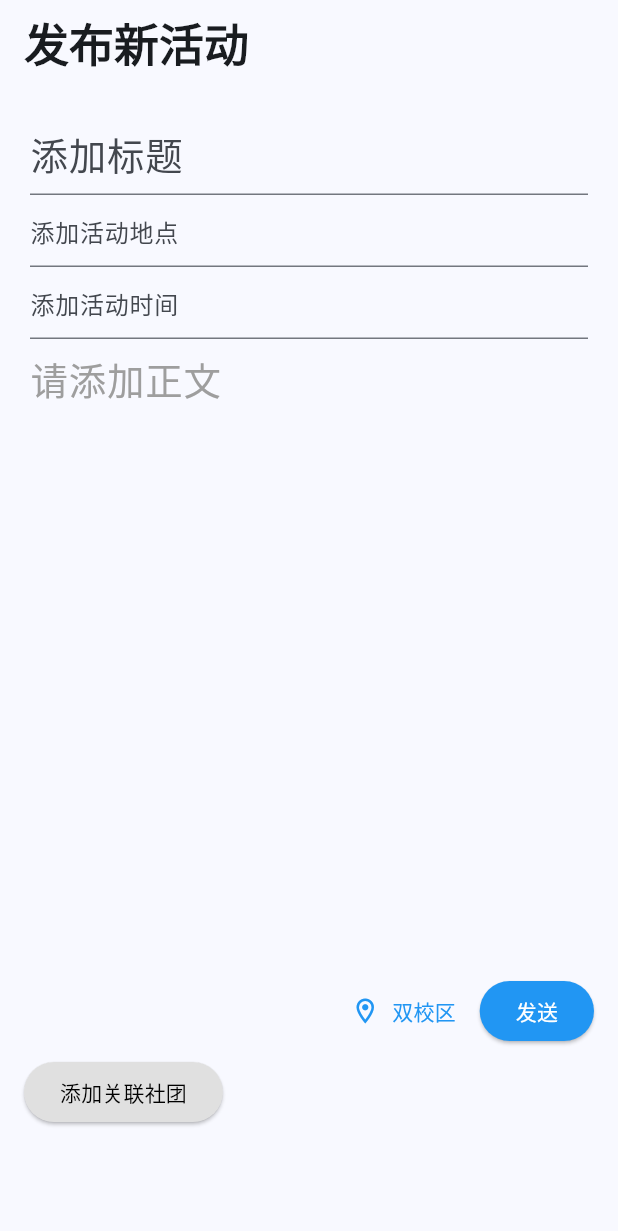
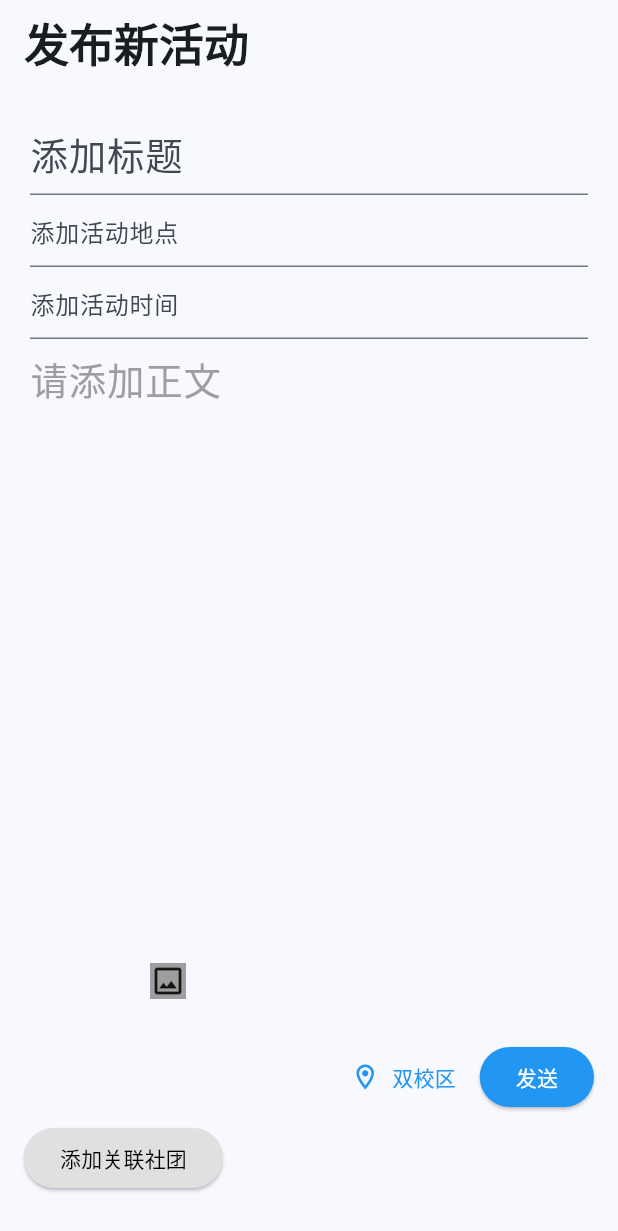
Before and after one commit to Zjerrry/Campus-registration-, a Flutter app: the _Body screen opened directly, on a phone screen of 412 x 824 dp. Shown: the top 1231 px of the screen. Run offline on Flutter 3.47's test engine with Material 3 defaults, Android fonts, the phone set to English and light mode, and no system bars; our stand-ins replace permission_handler, shared_preferences; missing offline and left inert: wechat_assets_picker; accounts and stored records are empty.

Commit message:
3.23，图片选择，显示和提交未完成，依赖库文件上传

```diff
--- a/lib/routes/Event Release.dart
+++ b/lib/routes/Event Release.dart
@@ -1,6 +1,7 @@
 import 'package:flutter/material.dart';
 import 'package:test_fist/routes/ClubMainPage.dart';
 import 'addLinkClub.dart';
+import 'package:test_fist/widgets/ImagePicker.dart';
 Set<String> addedClub = {};
 List<String> addClubList = [];
 
@@ -46,7 +47,18 @@ class _BodyState extends State<_Body> {
             Body(context),
             //--------------图片上传---------------------
 
-
+            const SliverPadding(padding: EdgeInsets.only(left: 100,bottom: 20),
+              sliver: SliverToBoxAdapter(
+                child: Row(
+                  mainAxisAlignment: MainAxisAlignment.start,
+                  children: [
+                      ImagePicker(
+                        child: Icon(Icons.photo_outlined),
+                      ),
+                  ],
+                )
+              ),
+            ),
 
             //--------------图片上传---------------------
 
--- /dev/null
+++ b/lib/widgets/ImagePicker.dart
@@ -0,0 +1,76 @@
+import 'package:flutter/material.dart';
+import 'package:wechat_assets_picker/wechat_assets_picker.dart';
+import 'package:permission_handler/permission_handler.dart';
+
+
+class ImagePicker extends StatefulWidget {
+  const ImagePicker({super.key,required this.child});
+final Widget child;
+  @override
+  State<ImagePicker> createState() => _ImagePickerState();
+}
+
+class _ImagePickerState extends State<ImagePicker> {
+  List<AssetEntity> _selectedAssets = [];
+
+  Future<bool> _requestPhotoPermission() async {
+    final status = await Permission.photos.request();
+    if (status.isPermanentlyDenied) {
+      _showPermissionDeniedDialog();
+      return false;
+    }
+    return status.isGranted;
+  }
+
+  void _showPermissionDeniedDialog() {
+    showDialog(
+      context: context,
+      builder: (context) => AlertDialog(
+        title: const Text('权限被拒绝'),
+        content: const Text('请在设置中开启相册权限'),
+        actions: [
+          TextButton(
+            onPressed: () => Navigator.pop(context),
+            child: const Text('取消'),
+          ),
+          TextButton(
+            onPressed: () {
+              openAppSettings();
+              Navigator.pop(context);
+            },
+            child: const Text('去设置'),
+          ),
+        ],
+      ),
+    );
+  }
+
+  Future<void> _pickImages() async {
+    final hasPermission = await _requestPhotoPermission();
+    if (!hasPermission) return;
+
+    final List<AssetEntity>? result = await AssetPicker.pickAssets(context);
+
+    if (result != null) {
+      setState(() => _selectedAssets = result);
+    }
+  }
+
+  @override
+  Widget build(BuildContext context) {
+    return Row(
+      children: [
+        GestureDetector(
+          child: Container(
+            color: Colors.grey,
+            child: widget.child,
+          ),
+          onTap:()
+          {
+            _pickImages();
+          },
+        ),
+      ],
+    );
+  }
+}
```
Also changed, not shown: pubspec.yaml (+5 -4 lines), imgs/twt.png (added).
